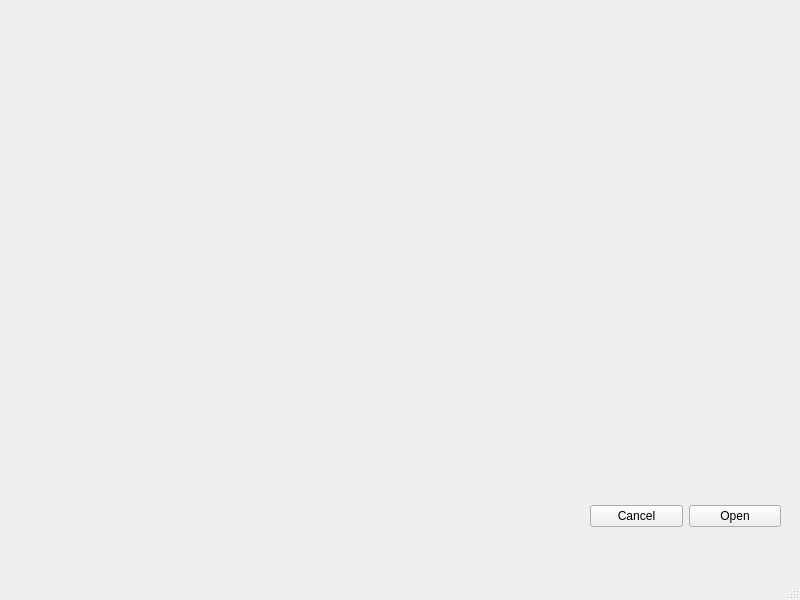
This is Weights3GUI2/mainwindow.ui in FlyingWorkshop/Weights as Qt 5 draws it before an edit. The edited form follows.
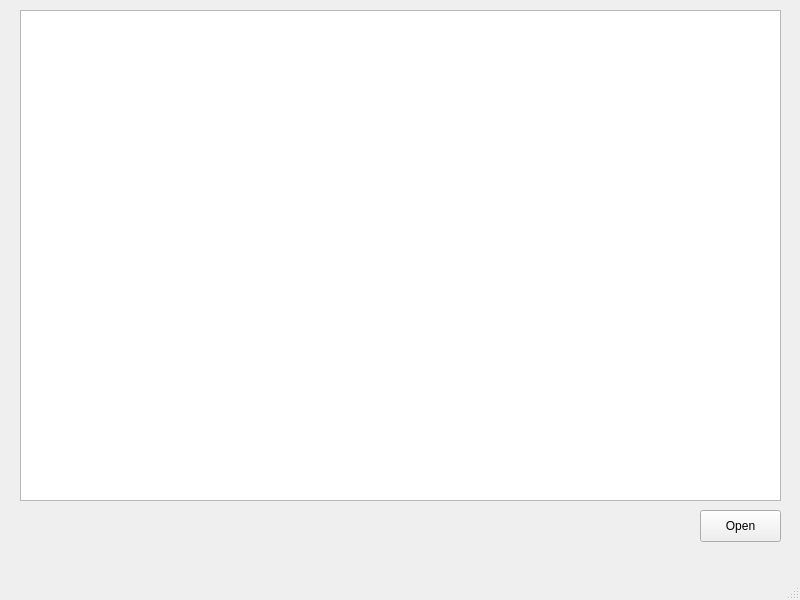
This is the edited form.

Patch:
```diff
--- a/Weights3GUI2/mainwindow.ui
+++ b/Weights3GUI2/mainwindow.ui
@@ -14,31 +14,28 @@
    <string>MainWindow</string>
   </property>
   <widget class="QWidget" name="centralwidget">
-   <widget class="QWidget" name="">
+   <widget class="QTextEdit" name="textEdit">
     <property name="geometry">
      <rect>
-      <x>590</x>
-      <y>500</y>
-      <width>191</width>
-      <height>32</height>
+      <x>20</x>
+      <y>10</y>
+      <width>761</width>
+      <height>491</height>
      </rect>
     </property>
-    <layout class="QHBoxLayout" name="horizontalLayout">
-     <item>
-      <widget class="QPushButton" name="pushButton_2">
-       <property name="text">
-        <string>Cancel</string>
-       </property>
-      </widget>
-     </item>
-     <item>
+   </widget>
       <widget class="QPushButton" name="pushButton">
+    <property name="geometry">
+     <rect>
+      <x>700</x>
+      <y>510</y>
+      <width>81</width>
+      <height>32</height>
+     </rect>
+    </property>
        <property name="text">
         <string>Open</string>
        </property>
-      </widget>
-     </item>
-    </layout>
    </widget>
   </widget>
   <widget class="QMenuBar" name="menubar">
```
Lines whose indentation alone changed are shown as unchanged.
